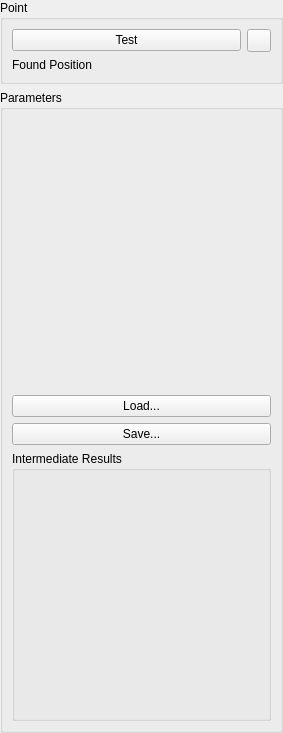
Before: the Qt Designer form AcfSln/Include/iqtipr/CValueSupplierGuiComp.ui in ImagingTools/AcfPublic, drawn with Qt 5.
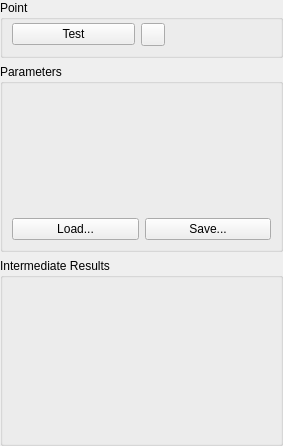
After: the same form once the commit is applied. Icons and pictures are not drawn.

Commit message: Added Camera SVG icon Some supplier GUIs optimized Some cleanups

The edit to the form file:
```diff
--- a/AcfSln/Include/iqtipr/CValueSupplierGuiComp.ui
+++ b/AcfSln/Include/iqtipr/CValueSupplierGuiComp.ui
@@ -7,7 +7,7 @@
     <x>0</x>
     <y>0</y>
     <width>283</width>
-    <height>733</height>
+    <height>446</height>
    </rect>
   </property>
   <property name="windowTitle">
@@ -32,7 +32,16 @@
       <property name="spacing">
        <number>6</number>
       </property>
-      <property name="margin">
+      <property name="leftMargin">
+       <number>9</number>
+      </property>
+      <property name="topMargin">
+       <number>3</number>
+      </property>
+      <property name="rightMargin">
+       <number>9</number>
+      </property>
+      <property name="bottomMargin">
        <number>9</number>
       </property>
       <item>
@@ -48,6 +57,10 @@
           <property name="text">
            <string>Test</string>
           </property>
+          <property name="icon">
+           <iconset resource="../../../Acf/Include/iqtgui/iqtgui.qrc">
+            <normaloff>:/Icons/Play.svg</normaloff>:/Icons/Play.svg</iconset>
+          </property>
          </widget>
         </item>
         <item>
@@ -62,7 +75,7 @@
            <string/>
           </property>
           <property name="icon">
-           <iconset>
+           <iconset resource="../../../Acf/Include/iqtgui/iqtgui.qrc">
             <normaloff>:/Icons/AutoUpdate.svg</normaloff>:/Icons/AutoUpdate.svg</iconset>
           </property>
           <property name="checkable">
@@ -70,27 +83,6 @@
           </property>
          </widget>
         </item>
-       </layout>
-      </item>
-      <item>
-       <widget class="QFrame" name="ResultsLabel">
-        <property name="frameShape">
-         <enum>QFrame::NoFrame</enum>
-        </property>
-        <property name="frameShadow">
-         <enum>QFrame::Raised</enum>
-        </property>
-        <layout class="QHBoxLayout">
-         <property name="margin">
-          <number>0</number>
-         </property>
-         <item>
-          <widget class="QLabel" name="FoundLabel">
-           <property name="text">
-            <string>Found Position</string>
-           </property>
-          </widget>
-         </item>
          <item>
           <widget class="QLabel" name="PositionLabel">
            <property name="sizePolicy">
@@ -99,6 +91,12 @@
              <verstretch>0</verstretch>
             </sizepolicy>
            </property>
+          <property name="minimumSize">
+           <size>
+            <width>100</width>
+            <height>0</height>
+           </size>
+          </property>
            <property name="text">
             <string/>
            </property>
@@ -108,25 +106,30 @@
           </widget>
          </item>
         </layout>
-       </widget>
       </item>
      </layout>
     </widget>
    </item>
    <item>
     <widget class="QGroupBox" name="ParamsGB">
+     <property name="sizePolicy">
+      <sizepolicy hsizetype="Preferred" vsizetype="MinimumExpanding">
+       <horstretch>0</horstretch>
+       <verstretch>0</verstretch>
+      </sizepolicy>
+     </property>
      <property name="title">
       <string>Parameters</string>
      </property>
-     <layout class="QVBoxLayout">
-      <property name="spacing">
-       <number>6</number>
-      </property>
-      <property name="margin">
-       <number>9</number>
-      </property>
+     <layout class="QVBoxLayout" name="verticalLayout_4">
       <item>
        <widget class="QFrame" name="ParamsFrame">
+        <property name="sizePolicy">
+         <sizepolicy hsizetype="Preferred" vsizetype="MinimumExpanding">
+          <horstretch>0</horstretch>
+          <verstretch>0</verstretch>
+         </sizepolicy>
+        </property>
         <property name="frameShape">
          <enum>QFrame::NoFrame</enum>
         </property>
@@ -143,6 +146,8 @@
         </layout>
        </widget>
       </item>
+      <item>
+       <layout class="QHBoxLayout" name="horizontalLayout_2">
       <item>
        <widget class="QPushButton" name="LoadParamsButton">
         <property name="sizePolicy">
@@ -169,8 +174,19 @@
         </property>
        </widget>
       </item>
+       </layout>
+      </item>
+     </layout>
+    </widget>
+   </item>
       <item>
        <widget class="QGroupBox" name="IntResultsFrame">
+     <property name="sizePolicy">
+      <sizepolicy hsizetype="Preferred" vsizetype="MinimumExpanding">
+       <horstretch>0</horstretch>
+       <verstretch>0</verstretch>
+      </sizepolicy>
+     </property>
         <property name="title">
          <string>Intermediate Results</string>
         </property>
@@ -179,9 +195,8 @@
       </item>
      </layout>
     </widget>
-   </item>
-  </layout>
- </widget>
- <resources/>
+ <resources>
+  <include location="../../../Acf/Include/iqtgui/iqtgui.qrc"/>
+ </resources>
  <connections/>
 </ui>
```
Lines whose indentation alone changed are shown as unchanged. The commit also changes 13 other files.
